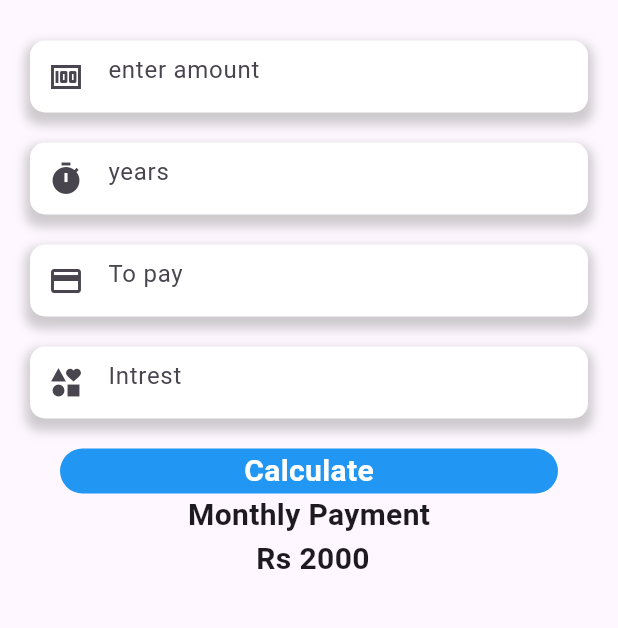
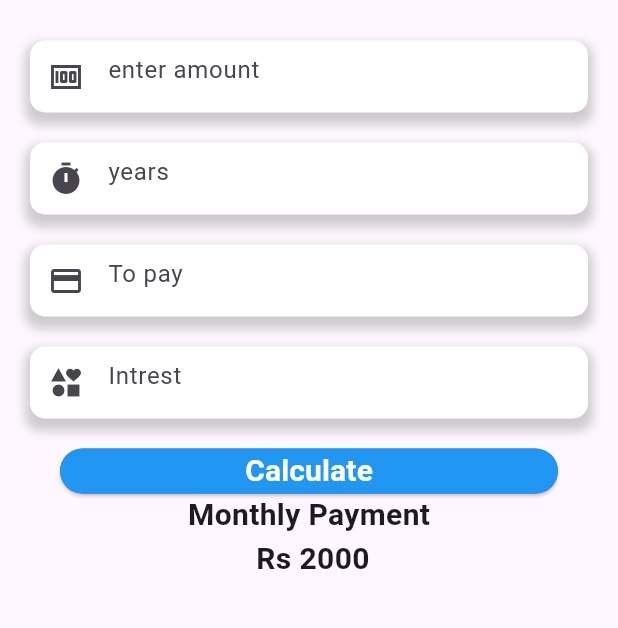
Before and after one commit to Saumya-sura/loan-calculator, a Flutter app: the Calculator screen opened by its route, on a phone screen of 412 x 824 dp, the part 288-916 px from its top. Run offline on Flutter 3.47's test engine with Material 3 defaults, Android fonts, the light colour scheme and no system bars.

Commit message:
button made

```diff
--- a/lib/calculator.dart
+++ b/lib/calculator.dart
@@ -71,12 +71,33 @@ body :content(),
             borderRadius: BorderRadius.circular(30),
                    ),
 
-                 child:   const Center(
-                   child: Text("Calculate",
+                //  child:   const Center(
+                //    child: Text("Calculate",
+                //       style: TextStyle(
+                //         color: Colors.white,
+                //         fontSize: 20,
+                //         fontWeight: FontWeight.bold,
+                //       ),
+                //      ),
+                //  ),
+
+                child: SizedBox(
+                  height: 90,
+                  width: double.infinity,
+                  child: ElevatedButton(
+                    onPressed: (){},
+                    style: ButtonStyle(
+    backgroundColor: MaterialStateProperty.all<Color>(Colors.blue), // Change color here
+    shape: MaterialStateProperty.all<RoundedRectangleBorder>(
+      RoundedRectangleBorder(
+        borderRadius: BorderRadius.circular(30.0),
+      ),),),
+                    child: const Text("Calculate",
                     style: TextStyle(
                       color: Colors.white,
                       fontSize: 20,
                       fontWeight: FontWeight.bold,
+                    ),
                     ),
                   ),
                 ),
```
Lines whose indentation alone changed are shown as unchanged.
